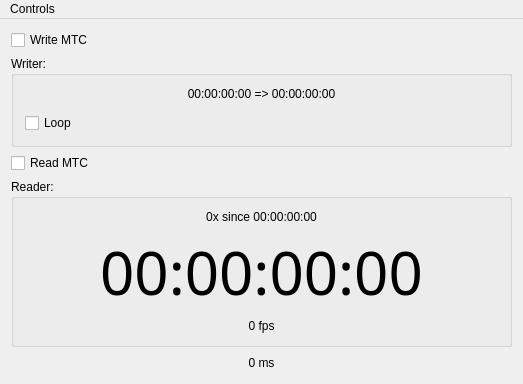
First picture: the form in app/MidiTool/MidiToolWindow.ui, repository JokerSync/Joker, before the edit.
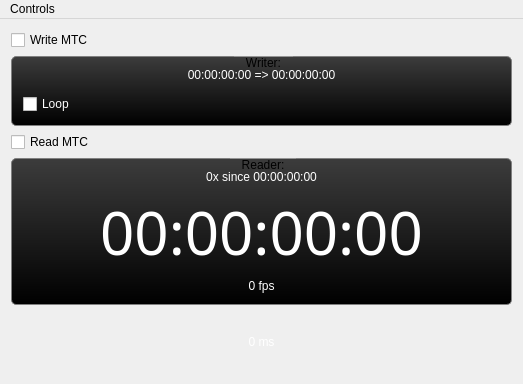
Second picture: the form after the edit. Custom widgets are drawn as their Qt base class.

Commit message: add style to miditool after joker modification

```diff
--- a/app/MidiTool/MidiToolWindow.ui
+++ b/app/MidiTool/MidiToolWindow.ui
@@ -13,6 +13,26 @@
   <property name="windowTitle">
    <string>Midi Tool</string>
   </property>
+  <property name="styleSheet">
+   <string notr="true">QGroupBox {
+	background: qlineargradient(spread:pad, x1:0, y1:0, x2:0, y2:1, stop:0 rgba(60, 60, 60, 255), stop:1 rgba(0, 0, 0, 255));
+    border: 1px solid gray;
+    border-radius: 5px;
+    margin-top: 3ex; /* leave space at the top for the title */
+}
+
+QGroupBox::title {
+    subcontrol-origin: margin;
+    subcontrol-position: top center; /* position at the top center */
+    padding: 0 10px;
+}
+
+
+QLabel {
+	color: white;
+}
+</string>
+  </property>
   <widget class="QWidget" name="centralWidget">
    <layout class="QVBoxLayout" name="verticalLayout">
     <item>
@@ -27,6 +47,12 @@
     </item>
     <item>
      <widget class="QGroupBox" name="writerGroupBox">
+      <property name="styleSheet">
+       <string notr="true">QCheckBox {
+	color: white;
+}
+</string>
+      </property>
       <property name="title">
        <string>Writer:</string>
       </property>
```
